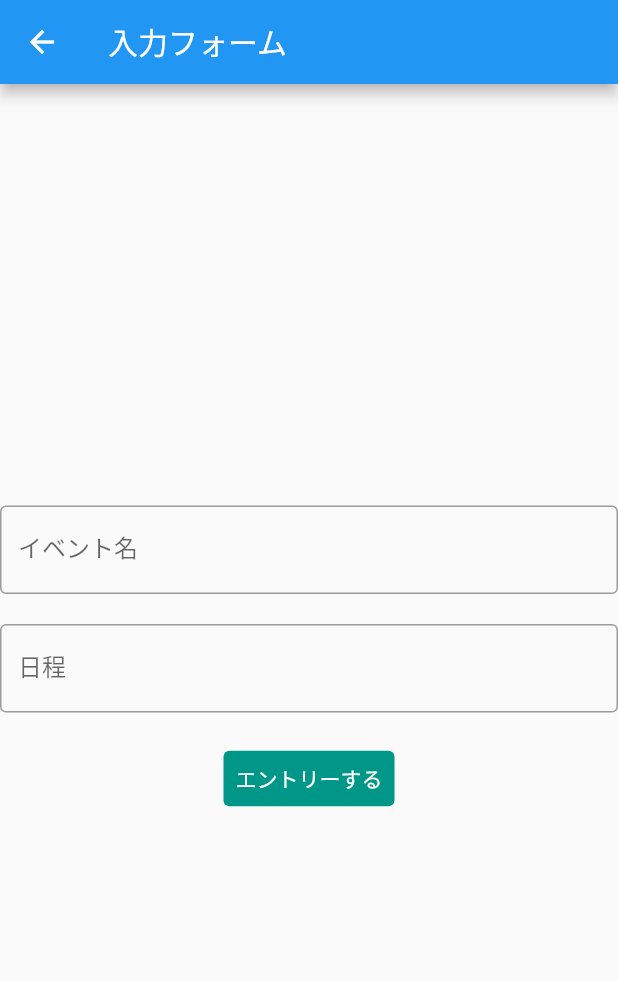
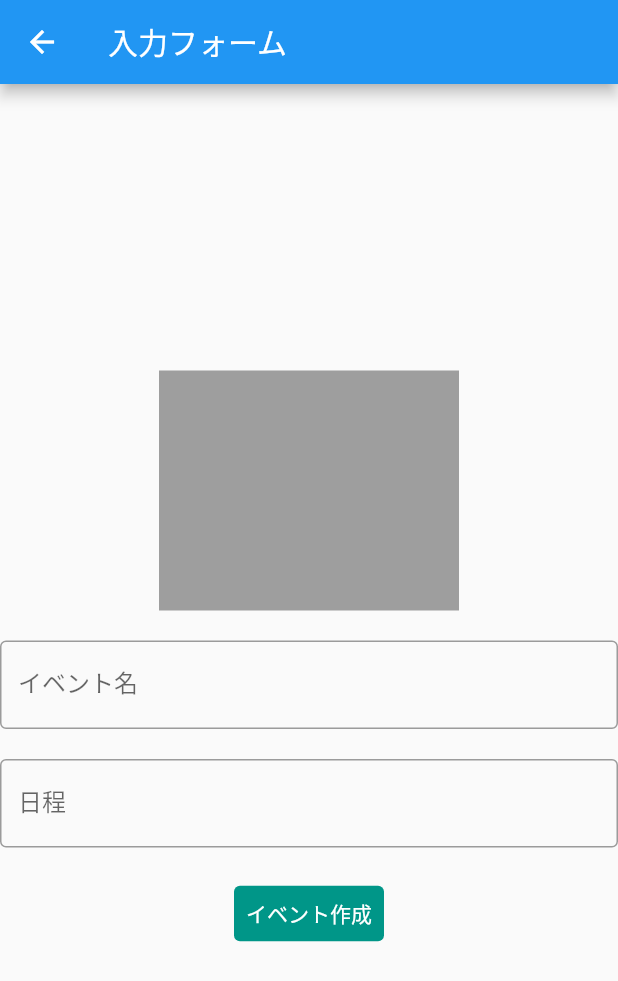
Before and after one commit to flutteruniv/plantapp2, a Flutter app: the SecondPage screen opened directly, on a phone screen of 412 x 824 dp. Shown: the top 981 px of the screen. Run offline on Flutter 3.47's test engine with Material 2 defaults, Android fonts, the phone set to English and light mode, and no system bars; our stand-ins replace cloud_firestore, firebase_core, firebase_storage, image_picker; accounts and stored records are empty.

Commit message:
画像アップロードできるようになった

```diff
--- a/lib/secondpage.dart
+++ b/lib/secondpage.dart
@@ -13,9 +13,24 @@ class SecondPage extends StatelessWidget {
         ),
         body: Center(
             child: Consumer<AddEventModel>(builder: (context, model, child) {
-          return Column(
+          return Stack(
+            children: [
+              Column(
                 mainAxisAlignment: MainAxisAlignment.center,
                 children: [
+                  GestureDetector(
+                    child: SizedBox(
+                      width: 200,
+                      height: 160,
+                      child: model.imageFile != null
+                          ? Image.file(model.imageFile!)
+                          : Container(color: Colors.grey),
+                    ),
+                    onTap: () async {
+                      await model.pickImage();
+                    },
+                  ),
+                  const SizedBox(height: 20),
                   TextFormField(
                     decoration: InputDecoration(
                       border: OutlineInputBorder(),
@@ -44,6 +59,7 @@ class SecondPage extends StatelessWidget {
                     //エラーキャッチ
                     onPressed: () async {
                       try {
+                        model.startLoading();
                         await model.addEvent();
                         final snackBar = SnackBar(
                           backgroundColor: Colors.green,
@@ -58,13 +74,25 @@ class SecondPage extends StatelessWidget {
                           ),
                         );
                         ScaffoldMessenger.of(context).showSnackBar(snackBar);
+                      } finally {
+                        model.endLoading();
                       }
                     },
                     child: Text(
-                  "エントリーする",
+                      "イベント作成",
                       style: TextStyle(color: Colors.white),
                     ),
                   ),
+                ],
+              ),
+              //isLoadingがtrueの時だけ動く
+              if (model.isLoading)
+                Container(
+                  color: Colors.black54,
+                  child: Center(
+                    child: CircularProgressIndicator(),
+                  ),
+                )
             ],
           );
         })),
--- a/pubspec.yaml
+++ b/pubspec.yaml
@@ -37,6 +37,8 @@ dependencies:
   cloud_firestore: ^3.1.11
   firebase_core: ^1.14.0
   provider: ^6.0.2
+  firebase_storage: ^10.2.11
+  image_picker: ^0.8.5
 
 dev_dependencies:
   flutter_test:
```
Also changed, not shown: lib/add_event_model.dart (+40 -1 lines), pubspec.lock, 3 other files. Lines whose indentation alone changed are shown as unchanged.
